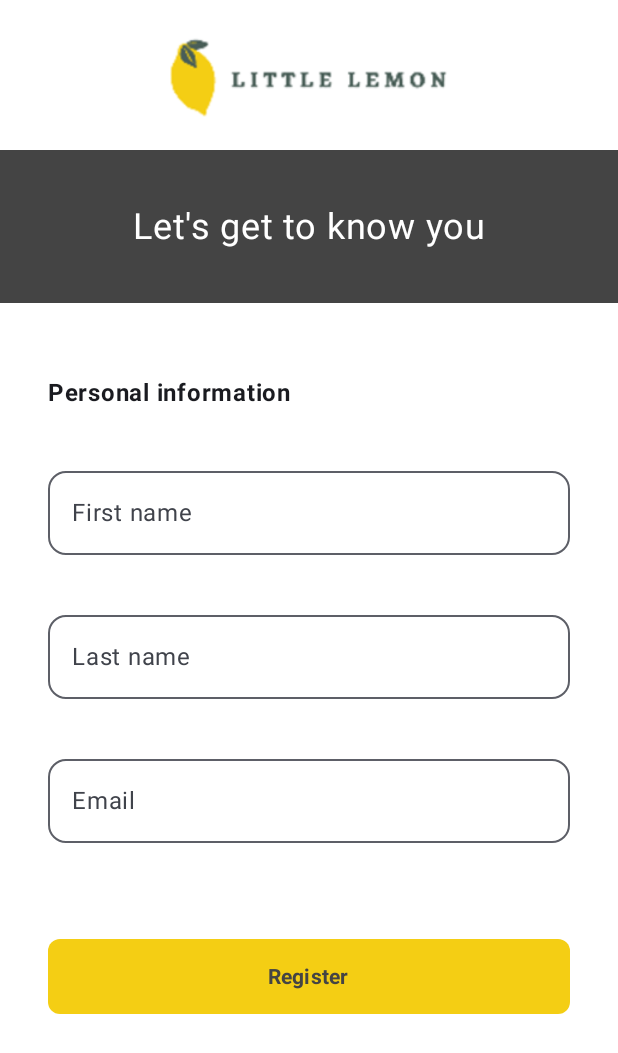
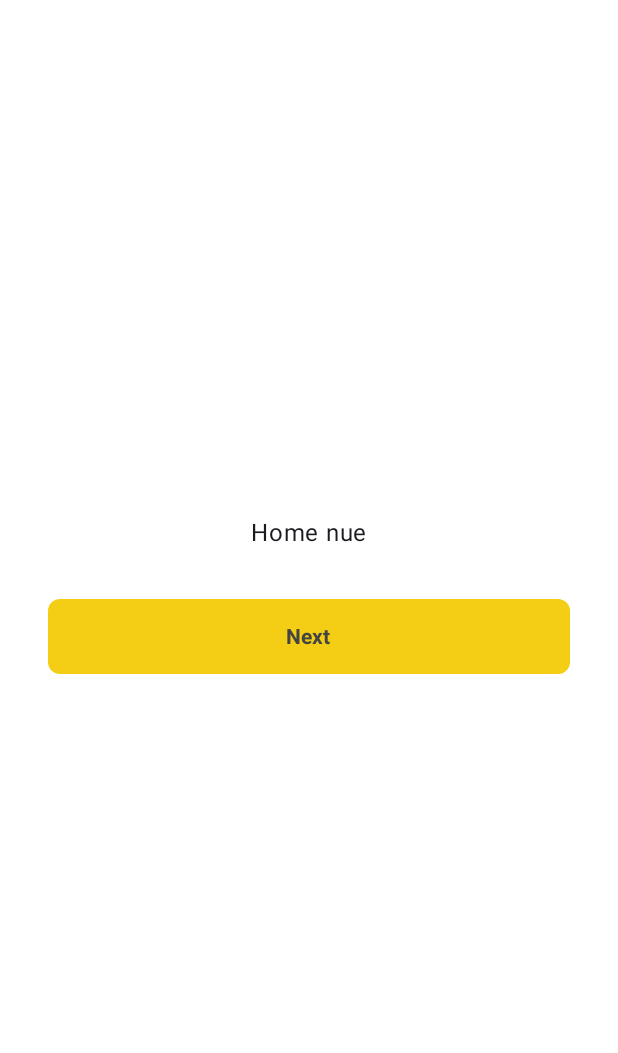
Before and after one commit to jrgavilanes/little-lemon-capstone, an Android app built with Jetpack Compose: the screen it shows after launch (MainActivity), after a tap on "Register", on a phone screen of 412 x 824 dp. Shown: the top 1053 px of the screen. Run offline under Robolectric (Android 15) with nearby library versions, the phone set to English and light mode, and no system bars.

Commit message:
add screen navigation

```diff
--- a/app/build.gradle.kts
+++ b/app/build.gradle.kts
@@ -66,4 +66,8 @@ dependencies {
     androidTestImplementation(libs.androidx.ui.test.junit4)
     debugImplementation(libs.androidx.ui.tooling)
     debugImplementation(libs.androidx.ui.test.manifest)
+
+    implementation(libs.androidx.navigation.compose)
+
+
 }
--- a/app/src/main/java/com/example/little_lemon_capstone/MainActivity.kt
+++ b/app/src/main/java/com/example/little_lemon_capstone/MainActivity.kt
@@ -8,12 +8,15 @@ import androidx.compose.foundation.background
 import androidx.compose.foundation.layout.fillMaxSize
 import androidx.compose.foundation.layout.padding
 import androidx.compose.material3.Scaffold
-import androidx.compose.material3.Text
 import androidx.compose.runtime.Composable
 import androidx.compose.ui.Modifier
 import androidx.compose.ui.graphics.Color
-import androidx.compose.ui.tooling.preview.Preview
+import androidx.navigation.compose.NavHost
+import androidx.navigation.compose.composable
+import androidx.navigation.compose.rememberNavController
+import com.example.little_lemon_capstone.screens.HomeScreen
 import com.example.little_lemon_capstone.screens.OnBoardingScreen
+import com.example.little_lemon_capstone.screens.ProfileScreen
 import com.example.little_lemon_capstone.ui.theme.LittlelemoncapstoneTheme
 
 class MainActivity : ComponentActivity() {
@@ -27,14 +30,7 @@ class MainActivity : ComponentActivity() {
                         .fillMaxSize()
                         .background(Color.White)
                 ) { innerPadding ->
-//                    Greeting(
-//                        name = "Android",
-//                        modifier = Modifier.padding(innerPadding)
-//                    )
-//                    OnboardingScreen(modifier = Modifier.padding(innerPadding))
-//                    HomeScreen()
-//                    ProfileScreen()
-                    OnBoardingScreen(modifier = Modifier.padding(innerPadding))
+                    LittleLemonApp(modifier = Modifier.padding(innerPadding))
                 }
             }
         }
@@ -42,17 +38,42 @@ class MainActivity : ComponentActivity() {
 }
 
 @Composable
-fun Greeting(name: String, modifier: Modifier = Modifier) {
-    Text(
-        text = "Hello $name!",
-        modifier = modifier
-    )
+fun LittleLemonApp(modifier: Modifier) {
+
+    val navController = rememberNavController()
+
+    NavHost(navController = navController, startDestination = "onboarding") {
+
+        composable("onboarding") {
+            OnBoardingScreen(modifier = modifier,
+                onNavigateToHome = {
+                    navController.navigate("home") {
+                        popUpTo("onboarding") {
+                            inclusive = true
+                        } // Borra la pantalla de Onboarding del backstack
+                    }
+                }
+            )
+        }
+
+        composable("home") {
+            HomeScreen(modifier = modifier,
+                onNavigateToProfile = {
+                    navController.navigate("profile")
+                }
+            )
+        }
+
+        composable("profile") {
+            ProfileScreen(
+                modifier = modifier,
+                onNavigateToOnboarding = {
+                    navController.navigate("onboarding") {
+                        popUpTo(0) { inclusive = true }
+                    } // Borra el backstack y hace que no se pueda volver atrás
+                })
+        }
+    }
+
+
 }
-
-@Preview(showBackground = true)
-@Composable
-fun GreetingPreview() {
-    LittlelemoncapstoneTheme {
-        Greeting("Android")
-    }
-}
--- a/app/src/main/java/com/example/little_lemon_capstone/screens/HomeScreen.kt
+++ b/app/src/main/java/com/example/little_lemon_capstone/screens/HomeScreen.kt
@@ -1,21 +1,48 @@
 package com.example.little_lemon_capstone.screens
 
+import androidx.compose.foundation.background
 import androidx.compose.foundation.layout.Arrangement
 import androidx.compose.foundation.layout.Column
 import androidx.compose.foundation.layout.fillMaxSize
+import androidx.compose.foundation.layout.fillMaxWidth
+import androidx.compose.foundation.layout.height
+import androidx.compose.foundation.layout.padding
+import androidx.compose.foundation.shape.CornerSize
+import androidx.compose.foundation.shape.RoundedCornerShape
+import androidx.compose.material3.Button
+import androidx.compose.material3.ButtonDefaults
 import androidx.compose.material3.Text
 import androidx.compose.runtime.Composable
 import androidx.compose.ui.Alignment
 import androidx.compose.ui.Modifier
+import androidx.compose.ui.graphics.Color
+import androidx.compose.ui.res.colorResource
+import androidx.compose.ui.text.font.FontWeight
+import androidx.compose.ui.unit.dp
+import com.example.little_lemon_capstone.R
 
 @Composable
-fun HomeScreen() {
+fun HomeScreen(modifier: Modifier, onNavigateToProfile: () -> Unit) {
     Column(
-        modifier = Modifier.fillMaxSize(),
-        verticalArrangement = Arrangement.Center,
-        horizontalAlignment = Alignment.CenterHorizontally
-    )
-    {
-        Text(text = "Home")
+        modifier = modifier
+            .fillMaxSize()
+            .background(Color.White),
+        horizontalAlignment = Alignment.CenterHorizontally,
+        verticalArrangement = Arrangement.Center
+    ) {
+
+        Text(text = "Home nue")
+
+        Button(modifier = Modifier
+            .fillMaxWidth()
+            .padding(32.dp)
+            .height(50.dp),
+            colors = ButtonDefaults.buttonColors(containerColor = colorResource(id = R.color.my_yellow)), // Color amarillo de fondo
+            shape = RoundedCornerShape(corner = CornerSize(8.dp)),
+            onClick = {
+                onNavigateToProfile()
+            }) {
+            Text(text = "Next", color = Color.DarkGray, fontWeight = FontWeight.Bold)
+        }
     }
 }
--- a/app/src/main/java/com/example/little_lemon_capstone/screens/OnBoardingScreen.kt
+++ b/app/src/main/java/com/example/little_lemon_capstone/screens/OnBoardingScreen.kt
@@ -35,7 +35,7 @@ import androidx.compose.ui.unit.sp
 import com.example.little_lemon_capstone.R
 
 @Composable
-fun OnBoardingScreen(modifier: Modifier) {
+fun OnBoardingScreen(modifier: Modifier, onNavigateToHome: () -> Unit) {
     var firstName by remember { mutableStateOf("") }
     var lastName by remember { mutableStateOf("") }
     var email by remember { mutableStateOf("") }
@@ -43,7 +43,6 @@ fun OnBoardingScreen(modifier: Modifier) {
     Column(
         modifier = modifier
             .fillMaxSize()
-            .padding(0.dp)
             .background(Color.White),
         horizontalAlignment = Alignment.CenterHorizontally,
         verticalArrangement = Arrangement.Top
@@ -127,7 +126,7 @@ fun OnBoardingScreen(modifier: Modifier) {
                 colors = ButtonDefaults.buttonColors(containerColor = colorResource(id = R.color.my_yellow)), // Color amarillo de fondo
                 shape = RoundedCornerShape(corner = CornerSize(8.dp)),
                 onClick = {
-                    // Acción cuando el botón es presionado, por ejemplo, validar o navegar a otra pantalla
+                    onNavigateToHome()
                 }) {
                 Text(text = "Register", color = Color.DarkGray, fontWeight = FontWeight.Bold)
             }
--- a/gradle/libs.versions.toml
+++ b/gradle/libs.versions.toml
@@ -8,9 +8,11 @@ espressoCore = "3.6.1"
 lifecycleRuntimeKtx = "2.8.4"
 activityCompose = "1.9.1"
 composeBom = "2024.04.01"
+navigationCompose = "2.8.0"
 
 [libraries]
 androidx-core-ktx = { group = "androidx.core", name = "core-ktx", version.ref = "coreKtx" }
+androidx-navigation-compose = { module = "androidx.navigation:navigation-compose", version.ref = "navigationCompose" }
 junit = { group = "junit", name = "junit", version.ref = "junit" }
 androidx-junit = { group = "androidx.test.ext", name = "junit", version.ref = "junitVersion" }
 androidx-espresso-core = { group = "androidx.test.espresso", name = "espresso-core", version.ref = "espressoCore" }
```
Also changed, not shown: app/src/main/java/com/example/little_lemon_capstone/screens/ProfileScreen.kt (+34 -7 lines).
